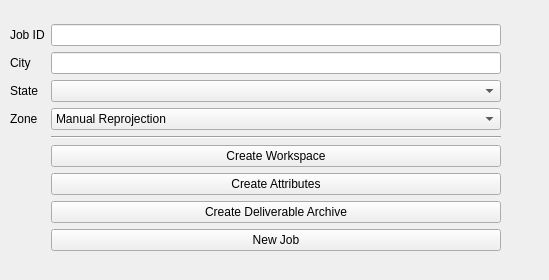
Old version of the form ui/mainwindow.ui in the repository minorsecond/CF_Tool.
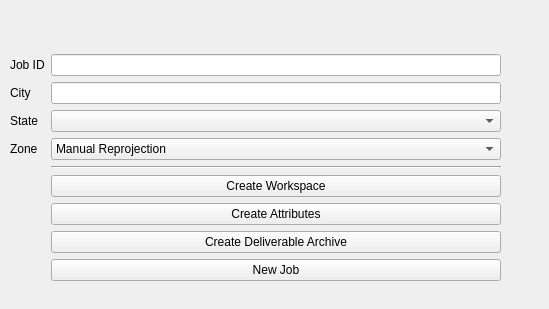
New version of the form.

Commit message: Fix window dimensions and layout

```diff
--- a/ui/mainwindow.ui
+++ b/ui/mainwindow.ui
@@ -7,7 +7,7 @@
     <x>0</x>
     <y>0</y>
     <width>549</width>
-    <height>280</height>
+    <height>309</height>
    </rect>
   </property>
   <property name="windowTitle">
@@ -20,7 +20,7 @@
       <x>10</x>
       <y>0</y>
       <width>491</width>
-      <height>251</height>
+      <height>281</height>
      </rect>
     </property>
     <layout class="QGridLayout" name="gridLayout_2">
```
